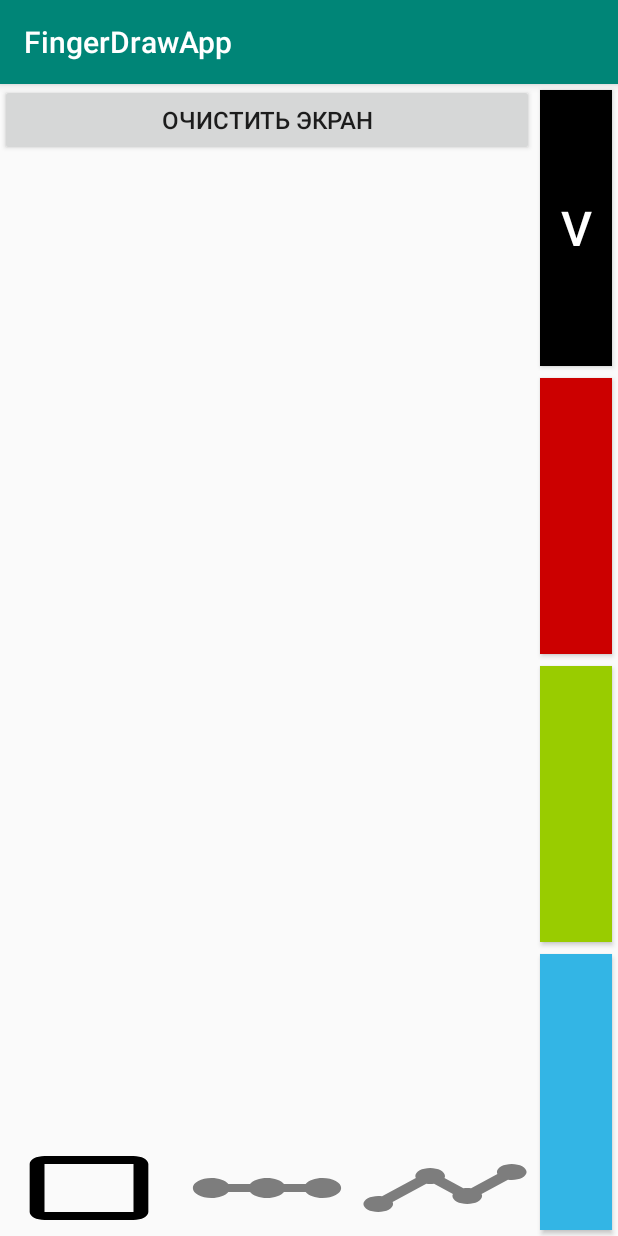
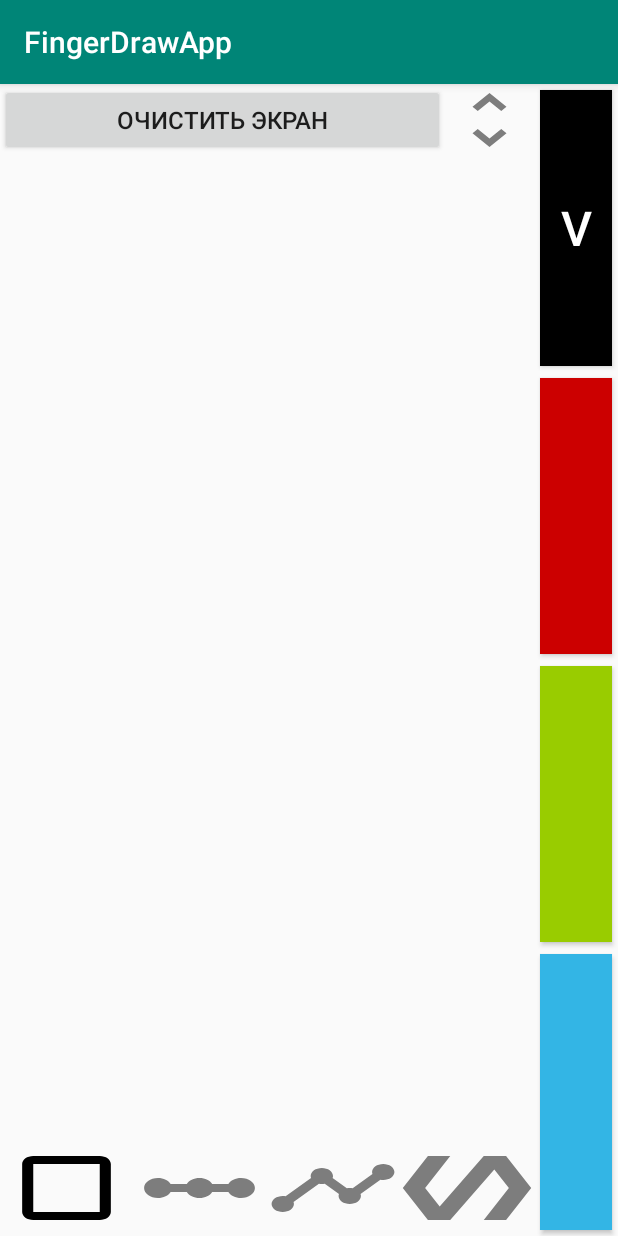
Before and after one commit to RastorguevDmitry/SBAS-L8-TouchEvents-FingerDrawApp, an Android app: the screen it shows after launch (MainActivity), on a phone screen of 412 x 824 dp. Run offline under Robolectric (Android 15) with nearby library versions, the phone set to English and light mode, and no system bars.

Commit message:
add PolyPainting, onScroll

```diff
--- a/app/src/main/java/com/rdi/fingerdrowact/AnotherViewFromLesson/PolyPainterView.java
+++ b/app/src/main/java/com/rdi/fingerdrowact/AnotherViewFromLesson/PolyPainterView.java
@@ -53,6 +53,7 @@ public class PolyPainterView extends View {
                 PointF two = pointList.get(i);
 
                 canvas.drawLine(one.x, one.y, two.x, two.y, mPaint);
+
             }
         }
     }
--- a/app/src/main/java/com/rdi/fingerdrowact/FigureFromTwoPoint.java
+++ b/app/src/main/java/com/rdi/fingerdrowact/FigureFromTwoPoint.java
@@ -31,4 +31,9 @@ public class FigureFromTwoPoint {
     public void setEnd(PointF end) {
         mEnd = end;
     }
+
+    public void scroll(float distanceX, float distanceY) {
+        mStart.offset(distanceX, distanceY);
+        mEnd.offset(distanceX, distanceY);
+    }
 }
--- a/app/src/main/java/com/rdi/fingerdrowact/MainActivity.java
+++ b/app/src/main/java/com/rdi/fingerdrowact/MainActivity.java
@@ -11,33 +11,32 @@ import androidx.appcompat.app.AppCompatActivity;
 public class MainActivity extends AppCompatActivity implements View.OnClickListener {
 
     private Button btnClear;
+    private ImageButton btnScroll;
     private ImageButton btnDrawRect;
     private ImageButton btnDrawLine;
     private ImageButton btnDrawPath;
-    private DrawBoxLinePathView drawView;
+    private ImageButton btnDrawPoly;
 
     private Button btnColorOne;
     private Button btnColorTwo;
     private Button btnColorThree;
     private Button btnColorFour;
 
-    enum TYPE_OF_FIGURE {BOX, LINE, PATH}
+    private DrawBoxLinePathView drawView;
+
+    enum TYPE_OF_FIGURE {BOX, LINE, PATH, POLY}
+    static TYPE_OF_FIGURE currentTypeFigure;
 
     static Integer currentColor;
-
-    static TYPE_OF_FIGURE currentTYPEOFFIGURE;
-
 
     @Override
     protected void onCreate(Bundle savedInstanceState) {
         super.onCreate(savedInstanceState);
         setContentView(R.layout.activity_main);
+        drawView = findViewById(R.id.draw_view);
         initButtonChooseFigure();
         initButtonChooseColor();
-
-        drawView = findViewById(R.id.draw_view);
     }
-
 
     private void initButtonChooseColor() {
         btnColorOne = findViewById(R.id.color_one);
@@ -63,17 +62,21 @@ public class MainActivity extends AppCompatActivity implements View.OnClickListe
 
     private void initButtonChooseFigure() {
         btnClear = findViewById(R.id.btn_clear);
+        btnScroll = findViewById(R.id.btn_scroll);
         btnDrawRect = findViewById(R.id.btn_draw_rect);
         btnDrawLine = findViewById(R.id.btn_draw_line);
         btnDrawPath = findViewById(R.id.btn_draw_path);
+        btnDrawPoly = findViewById(R.id.btn_draw_poly_paimter);
         setDefaultBackgroundForBtnChooseFigure();
         btnDrawRect.setAlpha(1f);
-        currentTYPEOFFIGURE = TYPE_OF_FIGURE.BOX;
+        currentTypeFigure = TYPE_OF_FIGURE.BOX;
 
         btnClear.setOnClickListener(this);
+        btnScroll.setOnClickListener(this);
         btnDrawRect.setOnClickListener(this);
         btnDrawLine.setOnClickListener(this);
         btnDrawPath.setOnClickListener(this);
+        btnDrawPoly.setOnClickListener(this);
     }
 
     @Override
@@ -82,21 +85,29 @@ public class MainActivity extends AppCompatActivity implements View.OnClickListe
             case R.id.btn_clear:
                 drawView.clear();
                 break;
-
+            case R.id.btn_scroll:
+                drawView.changeScroll();
+                btnScroll.setAlpha(1f);
+                break;
             case R.id.btn_draw_rect:
-                currentTYPEOFFIGURE = TYPE_OF_FIGURE.BOX;
+                currentTypeFigure = TYPE_OF_FIGURE.BOX;
                 setDefaultBackgroundForBtnChooseFigure();
                 btnDrawRect.setAlpha(1f);
                 break;
             case R.id.btn_draw_line:
-                currentTYPEOFFIGURE = TYPE_OF_FIGURE.LINE;
+                currentTypeFigure = TYPE_OF_FIGURE.LINE;
                 setDefaultBackgroundForBtnChooseFigure();
                 btnDrawLine.setAlpha(1f);
                 break;
             case R.id.btn_draw_path:
-                currentTYPEOFFIGURE = TYPE_OF_FIGURE.PATH;
+                currentTypeFigure = TYPE_OF_FIGURE.PATH;
                 setDefaultBackgroundForBtnChooseFigure();
                 btnDrawPath.setAlpha(1f);
+                break;
+            case R.id.btn_draw_poly_paimter:
+                currentTypeFigure = TYPE_OF_FIGURE.POLY;
+                setDefaultBackgroundForBtnChooseFigure();
+                btnDrawPoly.setAlpha(1f);
                 break;
 
             case R.id.color_one:
@@ -127,12 +138,16 @@ public class MainActivity extends AppCompatActivity implements View.OnClickListe
         btnColorTwo.setText("");
         btnColorThree.setText("");
         btnColorFour.setText("");
+        btnScroll.setAlpha(0.5f);
+        drawView.setScroll(false);
     }
 
     private void setDefaultBackgroundForBtnChooseFigure() {
         btnDrawRect.setAlpha(0.5f);
         btnDrawLine.setAlpha(0.5f);
         btnDrawPath.setAlpha(0.5f);
+        btnDrawPoly.setAlpha(0.5f);
+        btnScroll.setAlpha(0.5f);
+        drawView.setScroll(false);
     }
-
 }
--- /dev/null
+++ b/app/src/main/res/drawable/ic_polymer_black_24dp.xml
@@ -0,0 +1,9 @@
+<vector xmlns:android="http://schemas.android.com/apk/res/android"
+        android:width="24dp"
+        android:height="24dp"
+        android:viewportWidth="24.0"
+        android:viewportHeight="24.0">
+    <path
+        android:fillColor="#FF000000"
+        android:pathData="M19,4h-4L7.11,16.63 4.5,12 9,4H5L0.5,12 5,20h4l7.89,-12.63L19.5,12 15,20h4l4.5,-8z"/>
+</vector>
--- /dev/null
+++ b/app/src/main/res/drawable/ic_unfold_more_black_24dp.xml
@@ -0,0 +1,9 @@
+<vector xmlns:android="http://schemas.android.com/apk/res/android"
+        android:width="24dp"
+        android:height="24dp"
+        android:viewportWidth="24.0"
+        android:viewportHeight="24.0">
+    <path
+        android:fillColor="#FF000000"
+        android:pathData="M12,5.83L15.17,9l1.41,-1.41L12,3 7.41,7.59 8.83,9 12,5.83zM12,18.17L8.83,15l-1.41,1.41L12,21l4.59,-4.59L15.17,15 12,18.17z"/>
+</vector>
--- a/app/src/main/res/layout/activity_main.xml
+++ b/app/src/main/res/layout/activity_main.xml
@@ -12,14 +12,32 @@
         android:layout_weight="1"
         android:orientation="vertical">
 
-        <Button
-            android:id="@+id/btn_clear"
+        <LinearLayout
             android:layout_width="match_parent"
             android:layout_height="wrap_content"
-            android:text="@string/clear"
-            android:textSize="@dimen/default_text_size">
+            android:orientation="horizontal">
 
-        </Button>
+            <Button
+                android:id="@+id/btn_clear"
+                android:layout_width="0dp"
+                android:layout_height="wrap_content"
+                android:layout_weight="5"
+                android:text="@string/clear"
+                android:textSize="@dimen/default_text_size">
+
+            </Button>
+
+            <ImageButton
+                android:id="@+id/btn_scroll"
+                android:layout_width="0dp"
+                android:layout_height="48dp"
+                android:layout_weight="1"
+                android:background="@drawable/ic_unfold_more_black_24dp"
+
+                ></ImageButton>
+
+        </LinearLayout>
+
 
         <com.rdi.fingerdrowact.DrawBoxLinePathView
             android:id="@+id/draw_view"
@@ -54,6 +72,13 @@
                 android:layout_height="64dp"
                 android:layout_weight="1"
                 android:background="@drawable/ic_timeline_black_24dp"></ImageButton>
+
+            <ImageButton
+                android:id="@+id/btn_draw_poly_paimter"
+                android:layout_width="0dp"
+                android:layout_height="64dp"
+                android:layout_weight="1"
+                android:background="@drawable/ic_polymer_black_24dp"></ImageButton>
 
         </LinearLayout>
 
```
Also changed, not shown: app/src/main/java/com/rdi/fingerdrowact/DrawBoxLinePathView.java (+152 -57 lines), 2 other files.
